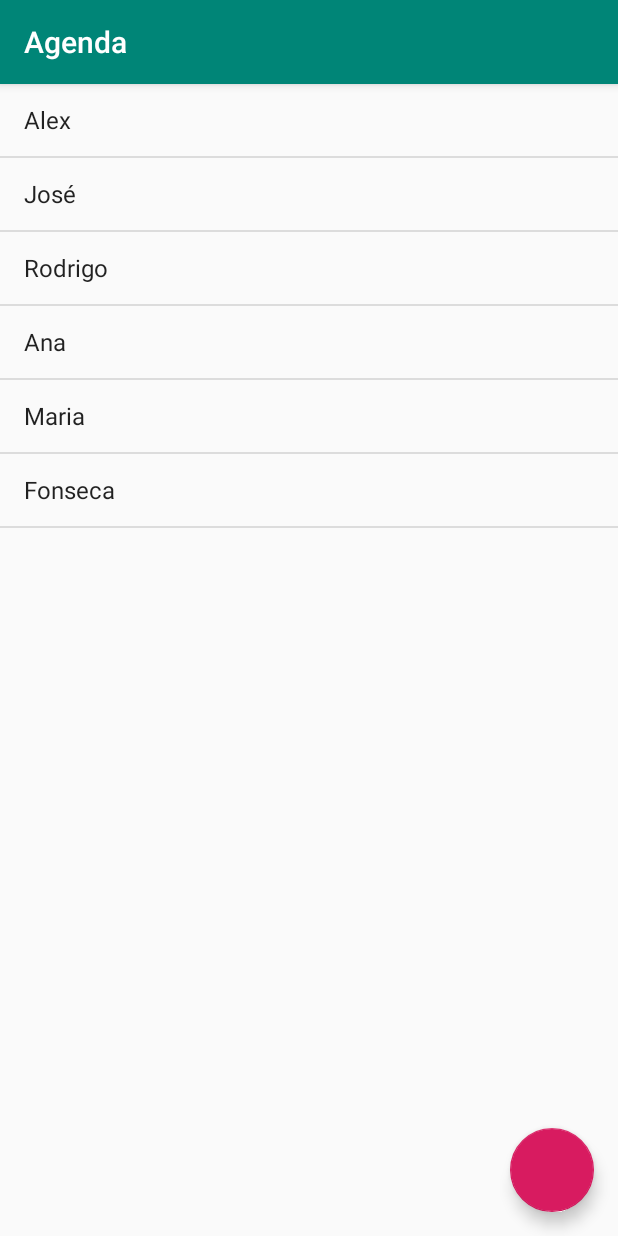
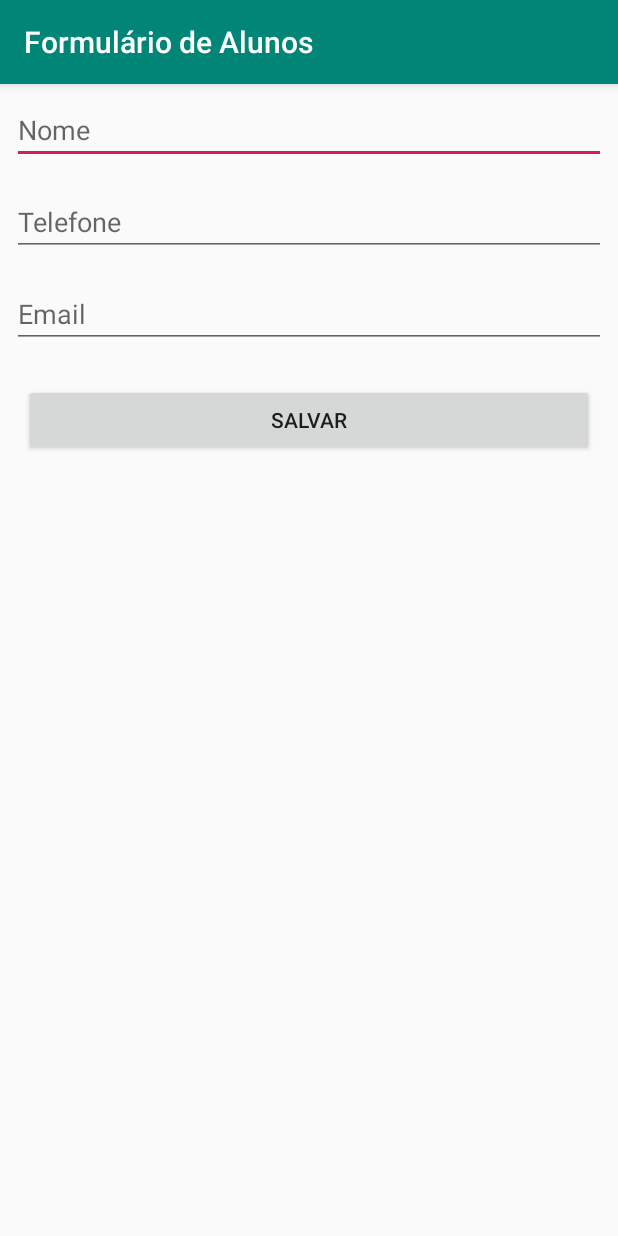
Before and after one commit to maisonsouza/android-sua-primeira-app-mobile, an Android app: the screen it shows after launch (MainActivity before the commit, FormularioAlunoActivity after it), on a phone screen of 412 x 824 dp. Run offline under Robolectric (Android 15) with nearby library versions, the phone set to English and light mode, and no system bars.

Commit message:
Aula 04 - Trabalhando com arquivo fonte do layout.

```diff
--- /dev/null
+++ b/app/src/main/java/com/maison/agenda/ui/activity/FormularioAlunoActivity.java
@@ -0,0 +1,18 @@
+package com.maison.agenda.ui.activity;
+
+import android.support.v7.app.AppCompatActivity;
+import android.os.Bundle;
+
+import com.maison.agenda.R;
+
+public class FormularioAlunoActivity extends AppCompatActivity {
+
+    private static final CharSequence TITULO = "Formulário de Alunos";
+
+    @Override
+    protected void onCreate(Bundle savedInstanceState) {
+        super.onCreate(savedInstanceState);
+        setContentView(R.layout.activity_formulario_aluno);
+        setTitle(TITULO);
+    }
+}
--- a/app/src/main/java/com/maison/agenda/MainActivity.java
+++ b/app/src/main/java/com/maison/agenda/ui/activity/ListaAlunosActivity.java
@@ -1,22 +1,27 @@
-package com.maison.agenda;
+package com.maison.agenda.ui.activity;
 
 import android.os.Bundle;
 import android.support.v7.app.AppCompatActivity;
 import android.widget.ArrayAdapter;
 import android.widget.ListView;
 
+import com.maison.agenda.R;
+
 import java.util.ArrayList;
 import java.util.Arrays;
 import java.util.List;
 
-public class MainActivity extends AppCompatActivity {
+public class ListaAlunosActivity extends AppCompatActivity {
+
+    private static final CharSequence TITULO = "Lista de Alunos";
 
     @Override
     protected void onCreate(Bundle savedInstanceState) {
         super.onCreate(savedInstanceState);
-        setContentView(R.layout.activity_main);
+        setContentView(R.layout.activity_lista_de_alunos);
+        setTitle(TITULO);
         List<String> alunos = new ArrayList<>(Arrays.asList("Alex","José","Rodrigo","Ana","Maria","Fonseca"));
-        ListView listaDeAlunos = findViewById(R.id.activity_main_lista_alunos);
+        ListView listaDeAlunos = findViewById(R.id.activity_lista_alunos_listview);
         listaDeAlunos.setAdapter(new ArrayAdapter<>(this,android.R.layout.simple_list_item_1,alunos));
 
 
--- /dev/null
+++ b/app/src/main/res/layout/activity_formulario_aluno.xml
@@ -0,0 +1,41 @@
+<?xml version="1.0" encoding="utf-8"?>
+<LinearLayout xmlns:android="http://schemas.android.com/apk/res/android"
+    xmlns:tools="http://schemas.android.com/tools"
+    android:layout_width="match_parent"
+    android:layout_height="match_parent"
+    tools:context=".ui.activity.FormularioAlunoActivity"
+    android:orientation="vertical">
+
+    <EditText
+        android:id="@+id/activity_formulario_aluno_nome"
+        android:layout_width="match_parent"
+        android:layout_height="wrap_content"
+        android:layout_margin="8dp"
+        android:inputType="textCapWords"
+        android:hint="Nome"/>
+
+    <EditText
+        android:id="@+id/activity_formulario_aluno_telefone"
+        android:layout_width="match_parent"
+        android:layout_height="wrap_content"
+        android:layout_margin="8dp"
+        android:inputType="phone"
+        android:hint="Telefone"/>
+
+    <EditText
+        android:id="@+id/activity_formulario_aluno_email"
+        android:layout_width="match_parent"
+        android:layout_height="wrap_content"
+        android:layout_margin="8dp"
+        android:inputType="textEmailAddress"
+        android:hint="Email"/>
+
+    <Button
+        android:layout_width="match_parent"
+        android:layout_height="wrap_content"
+        android:layout_margin="16dp"
+        android:text="Salvar"
+        android:clickable="true"
+        android:focusable="true"/>
+
+</LinearLayout>
--- a/app/src/main/res/layout/activity_main.xml
+++ b/app/src/main/res/layout/activity_lista_de_alunos.xml
@@ -3,20 +3,21 @@
     xmlns:tools="http://schemas.android.com/tools"
     android:layout_width="match_parent"
     android:layout_height="match_parent"
-    tools:context=".MainActivity">
+    tools:context=".ui.activity.ListaAlunosActivity">
 
     <android.support.design.widget.FloatingActionButton
         android:id="@+id/activity_main_botao_flutuante"
         android:layout_width="wrap_content"
         android:layout_height="wrap_content"
-        android:layout_alignBottom="@+id/activity_main_lista_alunos"
+        android:layout_alignBottom="@+id/activity_lista_alunos_listview"
         android:layout_alignParentEnd="true"
         android:layout_margin="16dp"
+        android:src="@drawable/ic_action_novo_aluno"
         android:clickable="true"
         android:focusable="true"/>
 
     <ListView
-        android:id="@+id/activity_main_lista_alunos"
+        android:id="@+id/activity_lista_alunos_listview"
         android:layout_width="match_parent"
         android:layout_height="match_parent">
 
```
Also changed, not shown: app/src/main/AndroidManifest.xml (+8 -1 lines), app/src/main/res/drawable-anydpi/ic_action_novo_aluno.xml (added, +10 -0 lines), app/src/main/res/drawable-hdpi/ic_action_novo_aluno.png (added), app/src/main/res/drawable-mdpi/ic_action_novo_aluno.png (added), app/src/main/res/drawable-xhdpi/ic_action_novo_aluno.png (added), app/src/main/res/drawable-xxhdpi/ic_action_novo_aluno.png (added).
